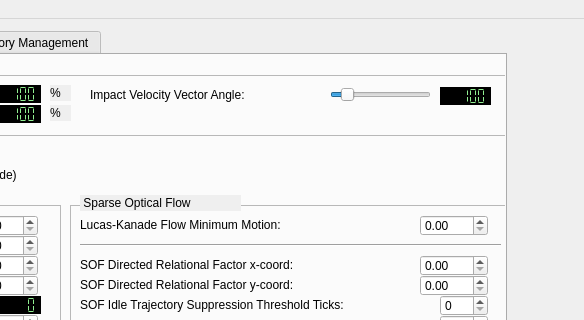
Qt form TrackerRT_UI/mainwindow.ui (hvictor/Release) before a commit; both pictures show x 402 to 986 and y 0 to 320 of the 986 by 567 pixel window.
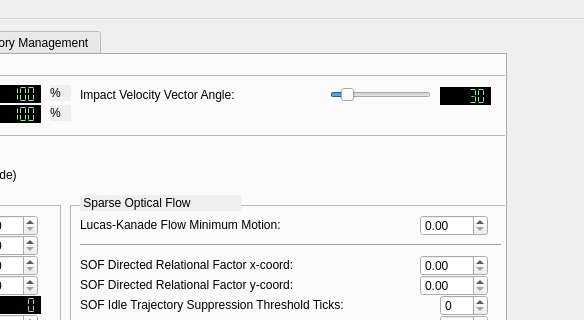
The same form after that commit. The open tabs and pages were chosen to show the change. Custom widgets are drawn as their Qt base class.

Patch:
```diff
--- a/TrackerRT_UI/mainwindow.ui
+++ b/TrackerRT_UI/mainwindow.ui
@@ -2159,15 +2159,18 @@
            <enum>QLCDNumber::Flat</enum>
           </property>
           <property name="value" stdset="0">
-           <double>100.000000000000000</double>
+           <double>30.000000000000000</double>
+          </property>
+          <property name="intValue" stdset="0">
+           <number>30</number>
           </property>
          </widget>
          <widget class="QLabel" name="label_78">
           <property name="geometry">
            <rect>
-            <x>470</x>
+            <x>460</x>
             <y>10</y>
-            <width>231</width>
+            <width>241</width>
             <height>20</height>
            </rect>
           </property>
```
Left out of the diff: 9 changed lines with no effect on the pictures.
